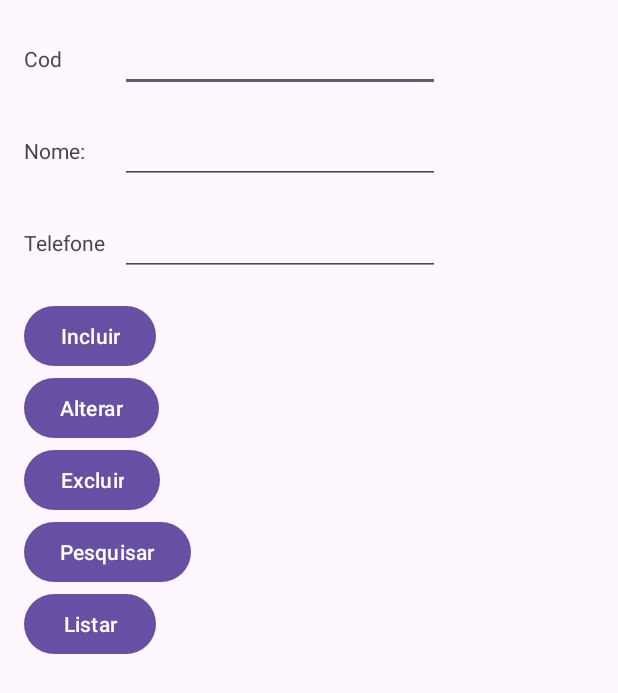
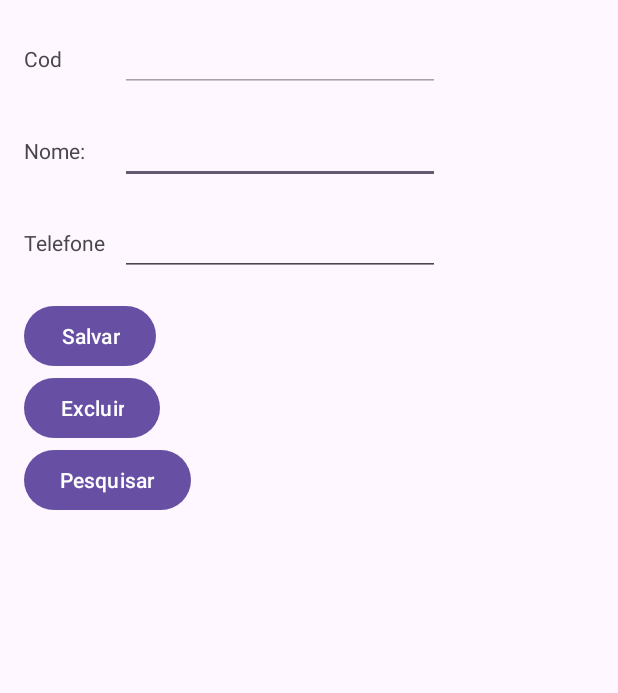
Before and after one commit to robisoncrisbrito/IntroducaoSQLite-PosMoveis-2023, an Android app: the layout activity_main.xml on its own in the app's theme, with its tools: preview values and no code run, on a phone screen of 412 x 824 dp. Shown: the top 693 px of the screen. Run offline under Robolectric (Android 15) with nearby library versions, the phone set to English and light mode, and no system bars.

Commit message:
projeto final \o/

```diff
--- a/app/src/main/AndroidManifest.xml
+++ b/app/src/main/AndroidManifest.xml
@@ -13,11 +13,11 @@
         android:theme="@style/Theme.IntroducaoSQLite"
         tools:targetApi="31">
         <activity
-            android:name=".ListarActivity"
+            android:name=".MainActivity"
             android:exported="false" />
 
         <activity
-            android:name=".MainActivity"
+            android:name=".ListarActivity"
             android:exported="true">
             <intent-filter>
                 <action android:name="android.intent.action.MAIN" />
--- a/app/src/main/res/layout/activity_main.xml
+++ b/app/src/main/res/layout/activity_main.xml
@@ -23,6 +23,7 @@
         android:layout_marginStart="80dp"
         android:layout_marginTop="16dp"
         android:ems="10"
+        android:enabled="false"
         android:inputType="number"
         app:layout_constraintStart_toStartOf="parent"
         app:layout_constraintTop_toTopOf="parent" />
@@ -68,38 +69,18 @@
         app:layout_constraintTop_toTopOf="@+id/etTelefoneVenc" />
 
     <Button
-        android:id="@+id/button"
+        android:id="@+id/button3"
         android:layout_width="wrap_content"
         android:layout_height="wrap_content"
         android:layout_marginStart="16dp"
         android:layout_marginTop="16dp"
-        android:onClick="btIncluirOnClick"
-        android:text="Incluir"
+        android:onClick="btAlterarOnClick"
+        android:text="Salvar"
         app:layout_constraintStart_toStartOf="parent"
         app:layout_constraintTop_toBottomOf="@+id/etTelefoneVenc" />
 
     <Button
-        android:id="@+id/button2"
-        android:layout_width="wrap_content"
-        android:layout_height="wrap_content"
-        android:layout_marginStart="16dp"
-        android:onClick="btListarOnClick"
-        android:text="Listar"
-        app:layout_constraintStart_toStartOf="parent"
-        app:layout_constraintTop_toBottomOf="@+id/button5" />
-
-    <Button
-        android:id="@+id/button3"
-        android:layout_width="wrap_content"
-        android:layout_height="wrap_content"
-        android:layout_marginStart="16dp"
-        android:text="Alterar"
-        android:onClick="btAlterarOnClick"
-        app:layout_constraintStart_toStartOf="parent"
-        app:layout_constraintTop_toBottomOf="@+id/button" />
-
-    <Button
-        android:id="@+id/button4"
+        android:id="@+id/btExcluir"
         android:layout_width="wrap_content"
         android:layout_height="wrap_content"
         android:layout_marginStart="16dp"
@@ -109,12 +90,13 @@
         app:layout_constraintTop_toBottomOf="@+id/button3" />
 
     <Button
-        android:id="@+id/button5"
+        android:id="@+id/btPesquisar"
         android:layout_width="wrap_content"
         android:layout_height="wrap_content"
         android:layout_marginStart="16dp"
         android:text="Pesquisar"
         android:onClick="btPesquisarOnClick"
         app:layout_constraintStart_toStartOf="parent"
-        app:layout_constraintTop_toBottomOf="@+id/button4" />
+        app:layout_constraintTop_toBottomOf="@+id/btExcluir" />
+
 </androidx.constraintlayout.widget.ConstraintLayout>
```
Also changed, not shown: app/src/main/java/br/edu/utfpr/introducaosqlite/ListarActivity.kt (+15 -5 lines), app/src/main/java/br/edu/utfpr/introducaosqlite/MainActivity.kt (+45 -18 lines), app/src/main/java/br/edu/utfpr/introducaosqlite/adapter/MeuAdapter.kt (+15 -0 lines), app/src/main/res/layout/activity_listar.xml (+19 -3 lines), app/src/main/res/layout/elemento_lista.xml (+13 -4 lines).
